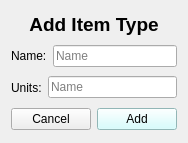
isaac-ucalgary/CPSC471_Fall2024_GroupProject, file home_ims/src/view/ui/popup/add_item_type.ui: the form before one commit.
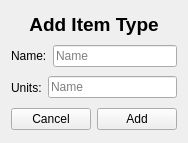
The form after the commit.

The edit to the form file:
```diff
--- a/home_ims/src/view/ui/popup/add_item_type.ui
+++ b/home_ims/src/view/ui/popup/add_item_type.ui
@@ -6,7 +6,7 @@
    <rect>
     <x>0</x>
     <y>0</y>
-    <width>162</width>
+    <width>184</width>
     <height>143</height>
    </rect>
   </property>
@@ -127,9 +127,6 @@
       </item>
       <item>
        <widget class="QPushButton" name="addBtn">
-        <property name="styleSheet">
-         <string>background-color: #CCFFFF; color: black;</string>
-        </property>
         <property name="text">
          <string>Add</string>
         </property>
```
